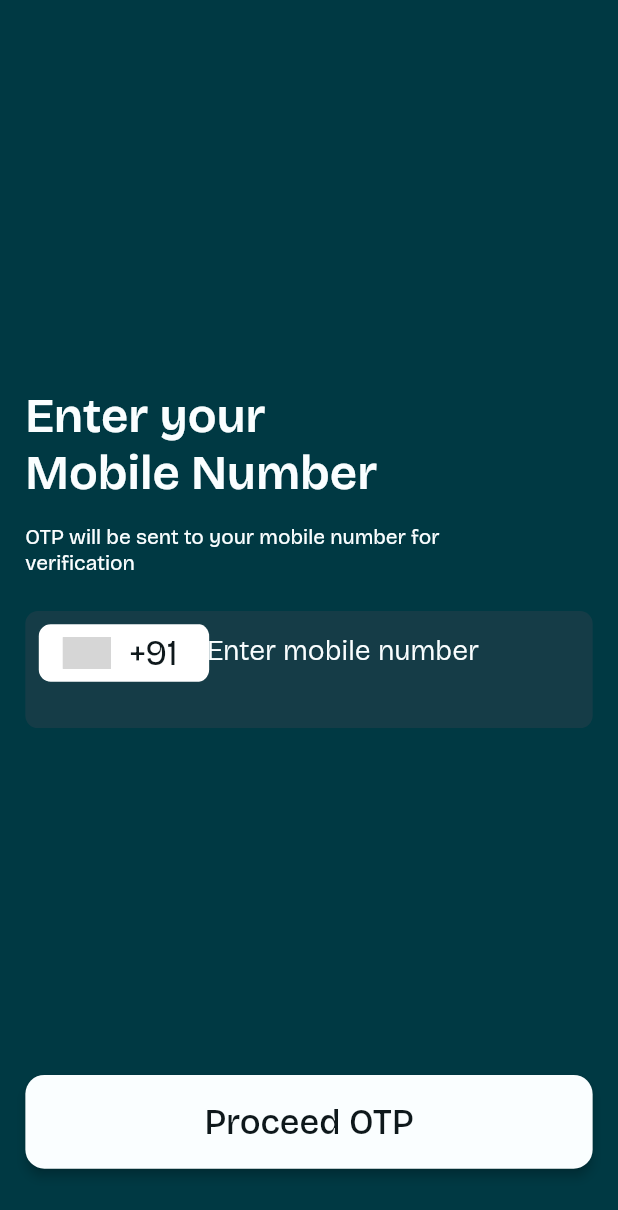
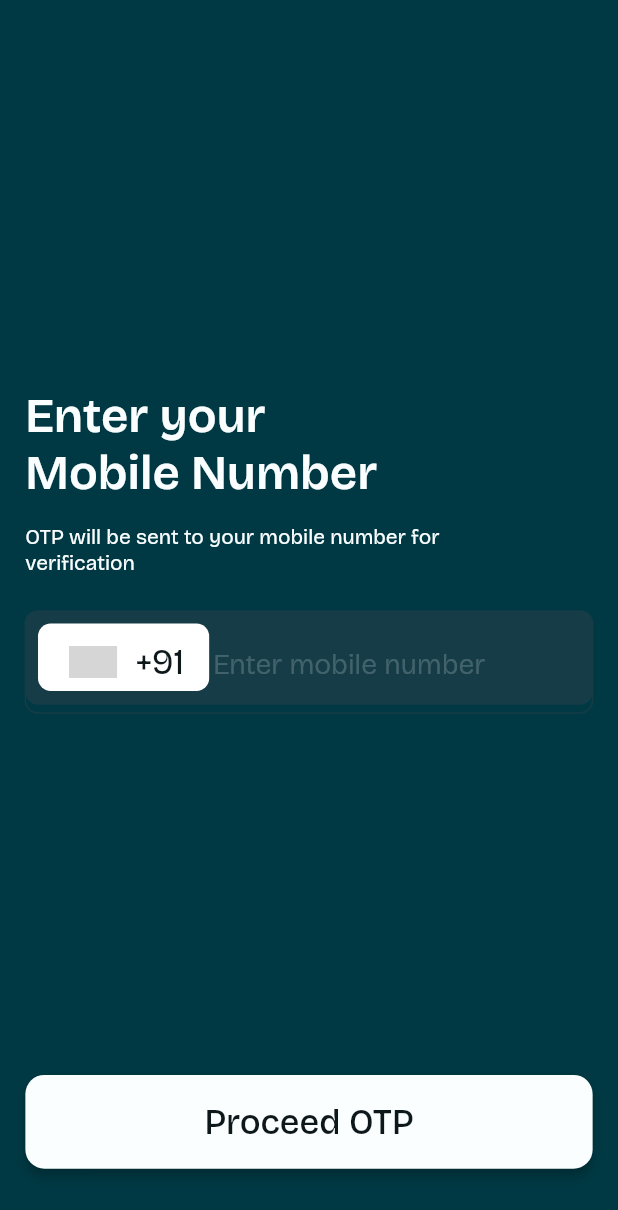
Before and after one commit to vouch-social/vouchFlutterRepo, a Flutter app: the screen it shows after launch, after a tap on "Get Started", on a phone screen of 412 x 824 dp. Shown: the top 1210 px of the screen. Run offline on Flutter 3.47's test engine with Material 3 defaults, Android fonts, the light colour scheme and no system bars; drawn by our look-alikes of auto_size_text, intl_phone_number_input; our stand-ins replace barcode_widget, cached_network_image, cloud_firestore, cloud_functions, dio, dropdown_button2 and 36 more; missing offline and left inert: call_log, firebase_app_check, flutter_barcode_scanner, json_path, mime_type, webview_flutter_android and 1 more; accounts and stored records are empty; grey boxes are pictures that could not be loaded.

Commit message:
170420240111

```diff
--- a/lib/new_code/onboarding/auth_screen/login_screen/login_screen.dart
+++ b/lib/new_code/onboarding/auth_screen/login_screen/login_screen.dart
@@ -135,22 +135,23 @@ class _LoginScreenState extends State<LoginScreen> {
                     height: 24.h,
                   ),
 
-
+                  Stack(children: [
                     Container(
                       width: double.infinity,
-                    height: 80.h,
+                      height: 64.h,
                       padding: EdgeInsets.all(8.0.w),
                       decoration: BoxDecoration(
                         borderRadius: BorderRadius.all(Radius.circular(8.0.w)),
                         color: FlutterFlowTheme.of(context).containerBackground,
                       ),
-                    child: Stack(children: [
+                    ),
                     Container(
+                      margin: EdgeInsets.all(8.0.w),
                       decoration:  BoxDecoration(
                         borderRadius: BorderRadius.all(Radius.circular(8.0.w)),
                         color: Colors.white,
                       ),
-                        height: 40.h,
+                      height: 46.h,
                       width: 108.w,
 
                     ),
@@ -158,7 +159,7 @@ class _LoginScreenState extends State<LoginScreen> {
 
 
                   ]),
-                  )
+
                 ],
               ),
               Padding(
--- a/lib/new_code/onboarding/auth_screen/login_screen/phone_number_field.dart
+++ b/lib/new_code/onboarding/auth_screen/login_screen/phone_number_field.dart
@@ -4,18 +4,16 @@ import 'package:intl_phone_number_input/intl_phone_number_input.dart';
 
 import '../../../../flutter_flow/flutter_flow_theme.dart';
 
-Widget phoneInputField(model,context){
+Widget phoneInputField(model, context) {
   String removeCountryCode(String fullPhoneNumber, String dialCode) {
     return fullPhoneNumber.replaceFirst(dialCode, '');
   }
+
   PhoneNumber number = PhoneNumber(isoCode: 'IN');
   return InternationalPhoneNumberInput(
     onInputChanged: (PhoneNumber number) {
       model.phoneNumberController2.text = number.phoneNumber!;
       model.phoneNumberController1.text = number.dialCode!;
-      print(model.phoneNumberController1.text);
-      print(model.phoneNumberController2.text);
-      print("phone : ${removeCountryCode(model.phoneNumberController2.text,model.phoneNumberController1.text)}");
     },
     selectorTextStyle: TextStyle(
       color: FlutterFlowTheme.of(context).primaryText,
@@ -24,21 +22,18 @@ Widget phoneInputField(model,context){
       fontFamily: 'Bricolage Grotesque',
       backgroundColor: Colors.white,
     ),
-
-    cursorColor:
-    FlutterFlowTheme.of(context).primaryBackground,
-    scrollPadding: const EdgeInsets.all(20.0),
+    cursorColor: FlutterFlowTheme.of(context).primaryBackground,
+    // scrollPadding: const EdgeInsets.all(20.0),
     initialValue: number,
     autoFocus: true,
     autoFocusSearch: true,
     keyboardAction: TextInputAction.send,
     selectorConfig: SelectorConfig(
       selectorType: PhoneInputSelectorType.BOTTOM_SHEET,
-      useBottomSheetSafeArea: true,
+      // useBottomSheetSafeArea: true,
       setSelectorButtonAsPrefixIcon: true,
-      leadingPadding: 8.0.w,
+      leadingPadding: 20.0.w,
     ),
-
     textStyle: TextStyle(
       fontSize: 22.w,
       fontWeight: FontWeight.w400,
@@ -49,17 +44,14 @@ Widget phoneInputField(model,context){
     inputBorder: InputBorder.none,
     inputDecoration: InputDecoration(
       errorText: '',
-
       errorBorder: OutlineInputBorder(
-        borderRadius:
-        BorderRadius.all(Radius.circular(8.0.w)),
+        borderRadius: BorderRadius.all(Radius.circular(8.0.w)),
         borderSide: BorderSide(
             strokeAlign: BorderSide.strokeAlignCenter,
             color: FlutterFlowTheme.of(context).containerBackground),
       ),
       focusedErrorBorder: OutlineInputBorder(
-        borderRadius:
-        BorderRadius.all(Radius.circular(8.0.w)),
+        borderRadius: BorderRadius.all(Radius.circular(8.0.w)),
         borderSide: BorderSide(
             strokeAlign: BorderSide.strokeAlignCenter,
             color: FlutterFlowTheme.of(context).containerBackground),
@@ -69,7 +61,7 @@ Widget phoneInputField(model,context){
         fontSize: 18.w,
         fontWeight: FontWeight.w300,
         fontFamily: 'Bricolage Grotesque',
-        color: FlutterFlowTheme.of(context).primaryBackground,
+        color: FlutterFlowTheme.of(context).primaryBackground.withAlpha(51),
       ),
     ),
     autoValidateMode: AutovalidateMode.onUserInteraction,
```
Lines whose indentation alone changed are shown as unchanged.
